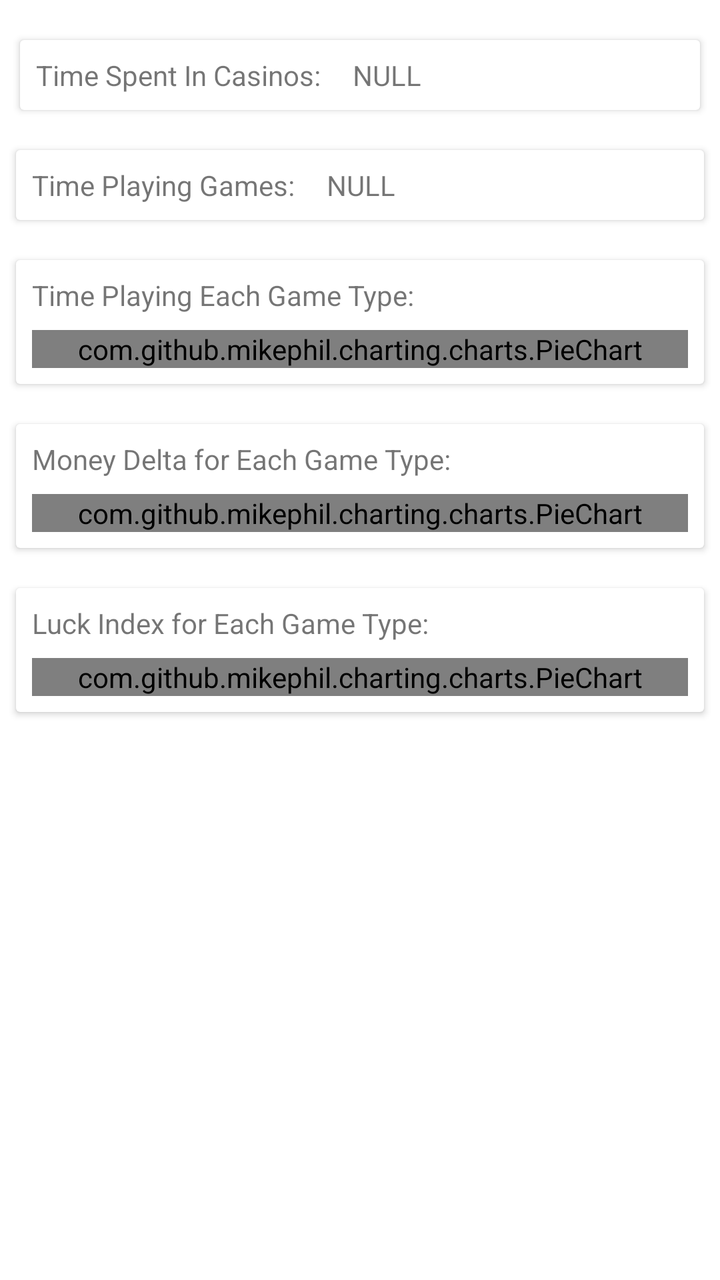
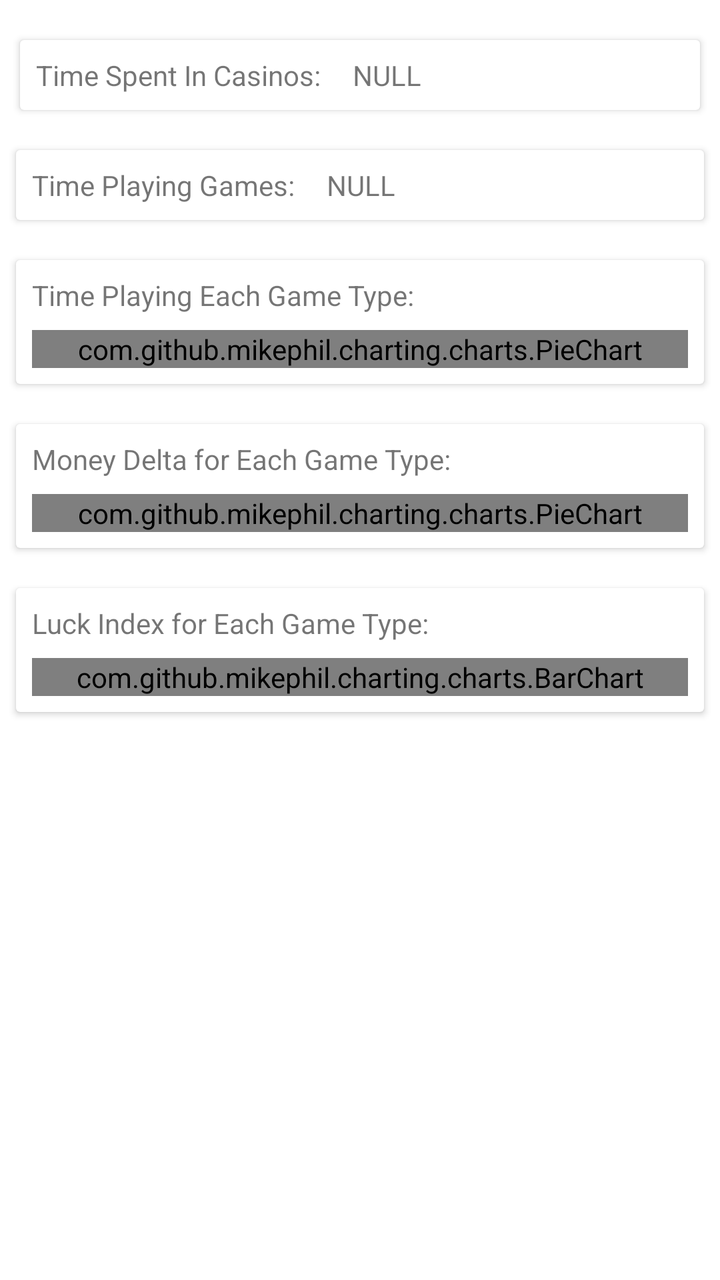

Before-and-after screenshots of an Android layout around one commit, followed by the original layout XML and the change that was made.
<!-- AndroidManifest.xml: application theme Theme.GamblingBadger -->
<!-- res/layout/fragment_general_statistics.xml -->
<?xml version="1.0" encoding="utf-8"?>
<androidx.constraintlayout.widget.ConstraintLayout xmlns:android="http://schemas.android.com/apk/res/android"
    xmlns:app="http://schemas.android.com/apk/res-auto"
    xmlns:tools="http://schemas.android.com/tools"
    android:layout_width="match_parent"
    android:layout_height="match_parent"
    tools:context=".statistics.GeneralStatisticsFragment">

    <androidx.cardview.widget.CardView
        android:id="@+id/generalStatisticsFrag_cardView_aggregateTimeSpentInCasinos"
        android:layout_width="match_parent"
        android:layout_height="wrap_content"
        android:layout_marginStart="10dp"
        android:layout_marginTop="20dp"
        android:layout_marginEnd="10dp"
        app:layout_constraintEnd_toEndOf="parent"
        app:layout_constraintStart_toStartOf="parent"
        app:layout_constraintTop_toTopOf="parent">

        <androidx.constraintlayout.widget.ConstraintLayout
            android:layout_width="match_parent"
            android:layout_height="match_parent">

            <TextView
                android:id="@+id/generalStatisticsFrag_textView_aggregateTimeSpentInCasinosCardTitle"
                android:layout_width="wrap_content"
                android:layout_height="wrap_content"
                android:layout_marginStart="8dp"
                android:layout_marginTop="8dp"
                android:layout_marginBottom="8dp"
                android:text="Time Spent In Casinos:"
                app:layout_constraintBottom_toBottomOf="parent"
                app:layout_constraintStart_toStartOf="parent"
                app:layout_constraintTop_toTopOf="parent" />

            <TextView
                android:id="@+id/generalStatisticsFrag_textView_aggregateTimeSpentInCasinos"
                android:layout_width="wrap_content"
                android:layout_height="wrap_content"
                android:layout_marginStart="16dp"
                android:text="NULL"
                app:layout_constraintBottom_toBottomOf="@+id/generalStatisticsFrag_textView_aggregateTimeSpentInCasinosCardTitle"
                app:layout_constraintStart_toEndOf="@+id/generalStatisticsFrag_textView_aggregateTimeSpentInCasinosCardTitle"
                app:layout_constraintTop_toTopOf="@+id/generalStatisticsFrag_textView_aggregateTimeSpentInCasinosCardTitle" />
        </androidx.constraintlayout.widget.ConstraintLayout>

    </androidx.cardview.widget.CardView>

    <androidx.cardview.widget.CardView
        android:id="@+id/generalStatisticsFrag_cardView_aggregateTimePlayingGames"
        android:layout_width="match_parent"
        android:layout_height="wrap_content"
        android:layout_marginStart="8dp"
        android:layout_marginTop="20dp"
        android:layout_marginEnd="8dp"
        app:layout_constraintEnd_toEndOf="parent"
        app:layout_constraintStart_toStartOf="parent"
        app:layout_constraintTop_toBottomOf="@+id/generalStatisticsFrag_cardView_aggregateTimeSpentInCasinos">

        <androidx.constraintlayout.widget.ConstraintLayout
            android:layout_width="match_parent"
            android:layout_height="match_parent">

            <TextView
                android:id="@+id/generalStatisticsFrag_textView_aggregateTimePlayingGamesCardTitle"
                android:layout_width="wrap_content"
                android:layout_height="wrap_content"
                android:layout_marginStart="8dp"
                android:layout_marginTop="8dp"
                android:layout_marginBottom="8dp"
                android:text="Time Playing Games:"
                app:layout_constraintBottom_toBottomOf="parent"
                app:layout_constraintStart_toStartOf="parent"
                app:layout_constraintTop_toTopOf="parent" />

            <TextView
                android:id="@+id/generalStatisticsFrag_textView_aggregateTimePlayingGames"
                android:layout_width="wrap_content"
                android:layout_height="wrap_content"
                android:layout_marginStart="16dp"
                android:text="NULL"
                app:layout_constraintBottom_toBottomOf="@+id/generalStatisticsFrag_textView_aggregateTimePlayingGamesCardTitle"
                app:layout_constraintStart_toEndOf="@+id/generalStatisticsFrag_textView_aggregateTimePlayingGamesCardTitle"
                app:layout_constraintTop_toTopOf="@+id/generalStatisticsFrag_textView_aggregateTimePlayingGamesCardTitle" />
        </androidx.constraintlayout.widget.ConstraintLayout>

    </androidx.cardview.widget.CardView>

    <androidx.cardview.widget.CardView
        android:id="@+id/generalStatisticsFrag_cardView_aggregateTimePlayingEachGame"
        android:layout_width="match_parent"
        android:layout_height="wrap_content"
        android:layout_marginStart="8dp"
        android:layout_marginTop="20dp"
        android:layout_marginEnd="8dp"
        app:layout_constraintEnd_toEndOf="parent"
        app:layout_constraintStart_toStartOf="parent"
        app:layout_constraintTop_toBottomOf="@+id/generalStatisticsFrag_cardView_aggregateTimePlayingGames">

        <androidx.constraintlayout.widget.ConstraintLayout
            android:layout_width="match_parent"
            android:layout_height="match_parent">

            <TextView
                android:id="@+id/generalStatisticsFrag_textView_aggregateTimePlayingEachGameCardTitle"
                android:layout_width="wrap_content"
                android:layout_height="wrap_content"
                android:layout_marginStart="8dp"
                android:layout_marginTop="8dp"
                android:text="Time Playing Each Game Type:"
                app:layout_constraintStart_toStartOf="parent"
                app:layout_constraintTop_toTopOf="parent" />

            <com.github.mikephil.charting.charts.PieChart
                android:id="@+id/generalStatisticsFrag_pieChart_aggregateTimePlayingEachGame"
                android:layout_width="match_parent"
                android:layout_height="match_parent"
                android:layout_marginStart="8dp"
                android:layout_marginTop="8dp"
                android:layout_marginEnd="8dp"
                android:layout_marginBottom="8dp"
                app:layout_constraintBottom_toBottomOf="parent"
                app:layout_constraintEnd_toEndOf="parent"
                app:layout_constraintStart_toStartOf="parent"
                app:layout_constraintTop_toBottomOf="@+id/generalStatisticsFrag_textView_aggregateTimePlayingEachGameCardTitle" />

        </androidx.constraintlayout.widget.ConstraintLayout>

    </androidx.cardview.widget.CardView>

    <androidx.cardview.widget.CardView
        android:id="@+id/generalStatisticsFrag_cardView_aggregateMoneyDeltaForEachGame"
        android:layout_width="match_parent"
        android:layout_height="wrap_content"
        android:layout_marginStart="8dp"
        android:layout_marginTop="20dp"
        android:layout_marginEnd="8dp"
        app:layout_constraintEnd_toEndOf="parent"
        app:layout_constraintStart_toStartOf="parent"
        app:layout_constraintTop_toBottomOf="@+id/generalStatisticsFrag_cardView_aggregateTimePlayingEachGame">

        <androidx.constraintlayout.widget.ConstraintLayout
            android:layout_width="match_parent"
            android:layout_height="match_parent">

            <TextView
                android:id="@+id/generalStatisticsFrag_textView_aggregateMoneyDeltaForEachGameCardTitle"
                android:layout_width="wrap_content"
                android:layout_height="wrap_content"
                android:layout_marginStart="8dp"
                android:layout_marginTop="8dp"
                android:text="Money Delta for Each Game Type:"
                app:layout_constraintStart_toStartOf="parent"
                app:layout_constraintTop_toTopOf="parent" />

            <com.github.mikephil.charting.charts.PieChart
                android:id="@+id/generalStatisticsFrag_pieChart_aggregateMoneyDeltaEachGame"
                android:layout_width="match_parent"
                android:layout_height="match_parent"
                android:layout_marginStart="8dp"
                android:layout_marginTop="8dp"
                android:layout_marginEnd="8dp"
                android:layout_marginBottom="8dp"
                app:layout_constraintBottom_toBottomOf="parent"
                app:layout_constraintEnd_toEndOf="parent"
                app:layout_constraintStart_toStartOf="parent"
                app:layout_constraintTop_toBottomOf="@+id/generalStatisticsFrag_textView_aggregateMoneyDeltaForEachGameCardTitle" />
        </androidx.constraintlayout.widget.ConstraintLayout>

    </androidx.cardview.widget.CardView>

    <androidx.cardview.widget.CardView
        android:id="@+id/generalStatisticsFrag_cardView_aggregateLuckIndexForEachGame"
        android:layout_width="match_parent"
        android:layout_height="wrap_content"
        android:layout_marginStart="8dp"
        android:layout_marginTop="20dp"
        android:layout_marginEnd="8dp"
        app:layout_constraintEnd_toEndOf="parent"
        app:layout_constraintStart_toStartOf="parent"
        app:layout_constraintTop_toBottomOf="@+id/generalStatisticsFrag_cardView_aggregateMoneyDeltaForEachGame">

        <androidx.constraintlayout.widget.ConstraintLayout
            android:layout_width="match_parent"
            android:layout_height="match_parent">

            <TextView
                android:id="@+id/generalStatisticsFrag_textView_aggregateLuckIndexForEachGameCardTitle"
                android:layout_width="wrap_content"
                android:layout_height="wrap_content"
                android:layout_marginStart="8dp"
                android:layout_marginTop="8dp"
                android:text="Luck Index for Each Game Type:"
                app:layout_constraintStart_toStartOf="parent"
                app:layout_constraintTop_toTopOf="parent" />

            <com.github.mikephil.charting.charts.PieChart
                android:id="@+id/generalStatisticsFrag_pieChart_aggregateLuckIndexEachGame"
                android:layout_width="match_parent"
                android:layout_height="match_parent"
                android:layout_marginStart="8dp"
                android:layout_marginTop="8dp"
                android:layout_marginEnd="8dp"
                android:layout_marginBottom="8dp"
                app:layout_constraintBottom_toBottomOf="parent"
                app:layout_constraintEnd_toEndOf="parent"
                app:layout_constraintStart_toStartOf="parent"
                app:layout_constraintTop_toBottomOf="@+id/generalStatisticsFrag_textView_aggregateLuckIndexForEachGameCardTitle" />
        </androidx.constraintlayout.widget.ConstraintLayout>

    </androidx.cardview.widget.CardView>

</androidx.constraintlayout.widget.ConstraintLayout>
<!-- resources referenced by this layout -->
<resources>
  <style name="Theme.GamblingBadger" parent="Theme.MaterialComponents.DayNight.DarkActionBar">
          
          <item name="colorPrimary">@color/purple_500</item>
          <item name="colorPrimaryVariant">@color/purple_700</item>
          <item name="colorOnPrimary">@color/white</item>
          
          <item name="colorSecondary">@color/teal_200</item>
          <item name="colorSecondaryVariant">@color/teal_700</item>
          <item name="colorOnSecondary">@color/black</item>
          
          <item name="android:statusBarColor" tools:targetApi="l">?attr/colorPrimaryVariant</item>
          
      </style>
  <color name="purple_500">#FF6200EE</color>
  <color name="purple_700">#FF3700B3</color>
  <color name="white">#FFFFFFFF</color>
  <color name="teal_200">#FF03DAC5</color>
  <color name="teal_700">#FF018786</color>
  <color name="black">#FF000000</color>
</resources>

<!-- the commit's change to res/layout/fragment_general_statistics.xml (unified diff, before → after) -->
@@ -194,8 +194,8 @@
                 app:layout_constraintStart_toStartOf="parent"
                 app:layout_constraintTop_toTopOf="parent" />
 
-            <com.github.mikephil.charting.charts.PieChart
-                android:id="@+id/generalStatisticsFrag_pieChart_aggregateLuckIndexEachGame"
+            <com.github.mikephil.charting.charts.BarChart
+                android:id="@+id/generalStatisticsFrag_barChart_aggregateLuckIndexEachGame"
                 android:layout_width="match_parent"
                 android:layout_height="match_parent"
                 android:layout_marginStart="8dp"
